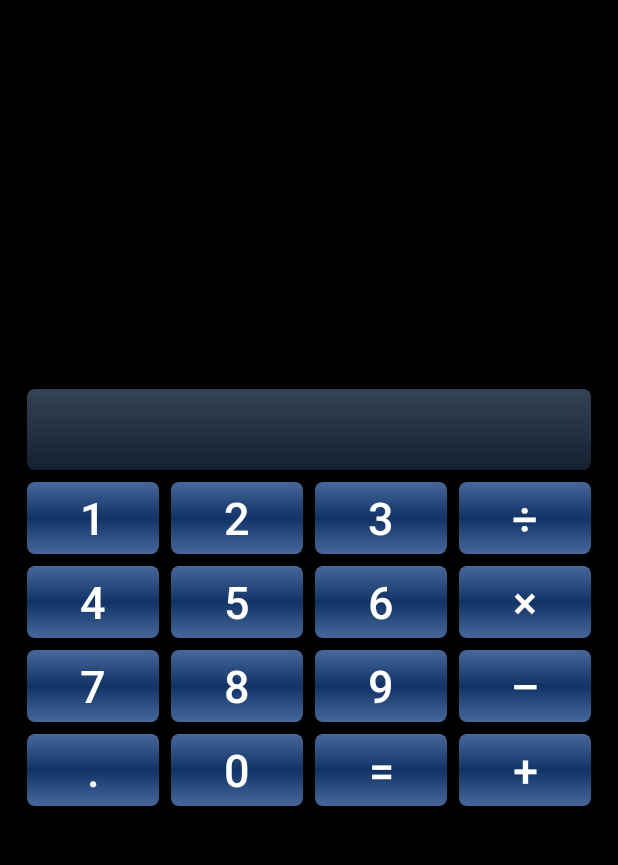
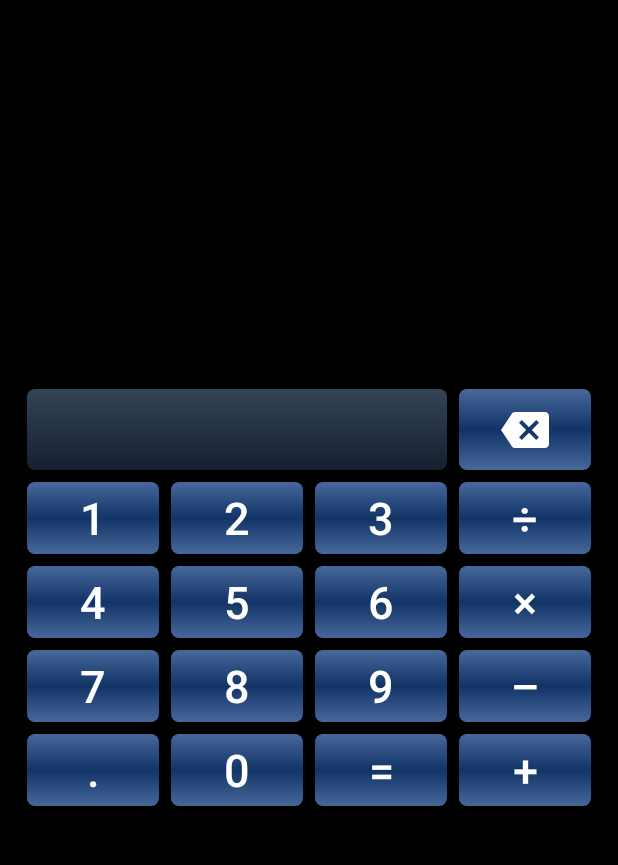
Before and after one commit to NeoSvet/Android1, an Android app: the screen it shows after launch (MainActivity), on a phone screen of 412 x 824 dp, the part 62-927 px from its top. Run offline under Robolectric (Android 15) with nearby library versions, the phone set to English and light mode, and no system bars.

Commit message:
added Backspace

```diff
--- /dev/null
+++ b/Calculator/src/main/res/drawable/ic_baseline_backspace_32.xml
@@ -0,0 +1,5 @@
+<vector android:height="32dp" android:tint="#FFFFFF"
+    android:viewportHeight="24" android:viewportWidth="24"
+    android:width="32dp" xmlns:android="http://schemas.android.com/apk/res/android">
+    <path android:fillColor="@android:color/white" android:pathData="M22,3L7,3c-0.69,0 -1.23,0.35 -1.59,0.88L0,12l5.41,8.11c0.36,0.53 0.9,0.89 1.59,0.89h15c1.1,0 2,-0.9 2,-2L24,5c0,-1.1 -0.9,-2 -2,-2zM19,15.59L17.59,17 14,13.41 10.41,17 9,15.59 12.59,12 9,8.41 10.41,7 14,10.59 17.59,7 19,8.41 15.41,12 19,15.59z"/>
+</vector>
--- a/Calculator/src/main/res/layout/activity_main.xml
+++ b/Calculator/src/main/res/layout/activity_main.xml
@@ -17,9 +17,16 @@
             android:layout_width="match_parent"
             android:layout_height="wrap_content"
             android:layout_margin="4dp"
-            android:layout_span="4"
+            android:layout_span="3"
             android:background="@drawable/blue_alpha_gradient"
             android:textSize="40sp" />
+
+        <ImageButton
+            android:id="@+id/bBackspace"
+            style="@style/Button"
+            android:layout_width="wrap_content"
+            android:layout_height="match_parent"
+            android:src="@drawable/ic_baseline_backspace_32" />
     </TableRow>
 
     <TableRow
```
